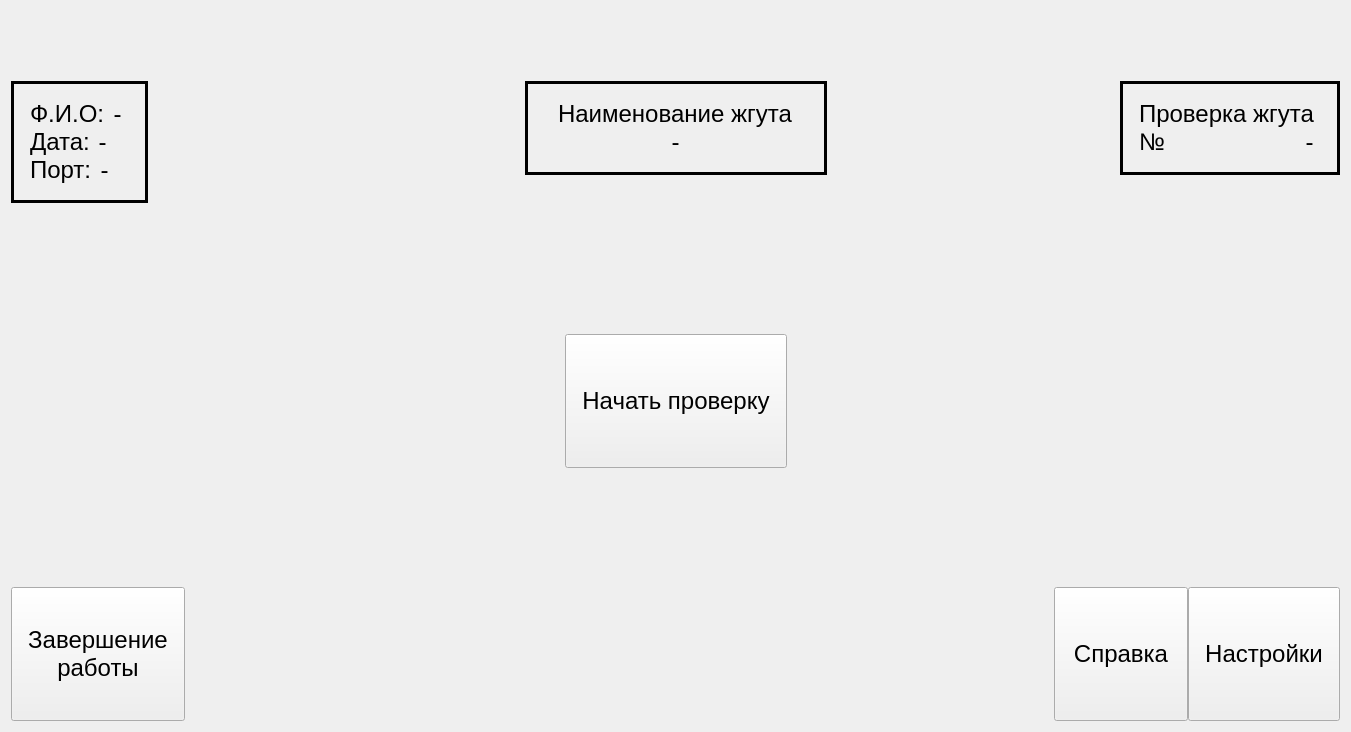
This is src/MainWindow.ui in Nodens-LOTGA/CircuitTester as Qt 5 draws it before an edit. The edited form follows.
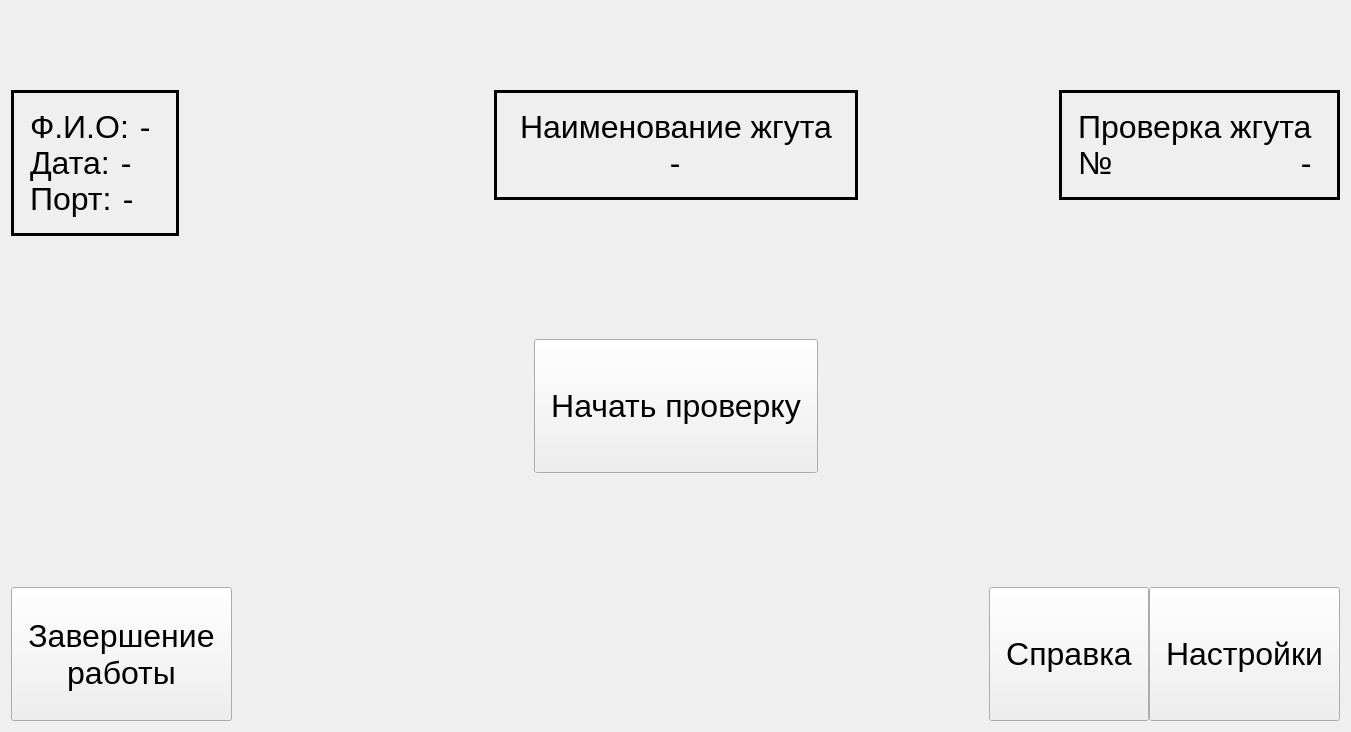
This is the edited form. Icons and pictures are not drawn.

Diff of the .ui file:
```diff
--- a/src/MainWindow.ui
+++ b/src/MainWindow.ui
@@ -24,9 +24,15 @@
     <normaloff>:/icon/icon.png</normaloff>:/icon/icon.png</iconset>
   </property>
   <property name="styleSheet">
-   <string notr="true">QCheckBox::indicator {
-	width:32px;
-	height:32px;
+   <string notr="true">QLineEdit {
+	height:48px;
+}
+QSpinBox {
+    height: 48px
+}
+QCheckBox::indicator {
+	width:48px;
+	height:48px;
 }
 QCheckBox::indicator:unchecked {
     image: url(:/icon/checkbox_off.png);
@@ -40,15 +46,27 @@
 	padding: 16px;
 }
 QComboBox {
-	height:32px;
+	height:48px;
 }
 QToolButton {
-	width:32px; 
-	height: 32px;
+	width:48px; 
+	height: 48px;
 }
 * {
 	font-family: &quot;Verdana&quot;;
-	font-size: 24px;
+	font-size: 32px;
+}
+QComboBox QAbstractItemView {
+    height: 48px;
+}
+QComboBox QAbstractItemView::item {
+    height: 48px;
+}
+QComboBox {
+    height: 48px;
+}
+QComboBox ::item {
+    height: 48px;
 }</string>
   </property>
   <widget class="QWidget" name="centralwidget">
```
